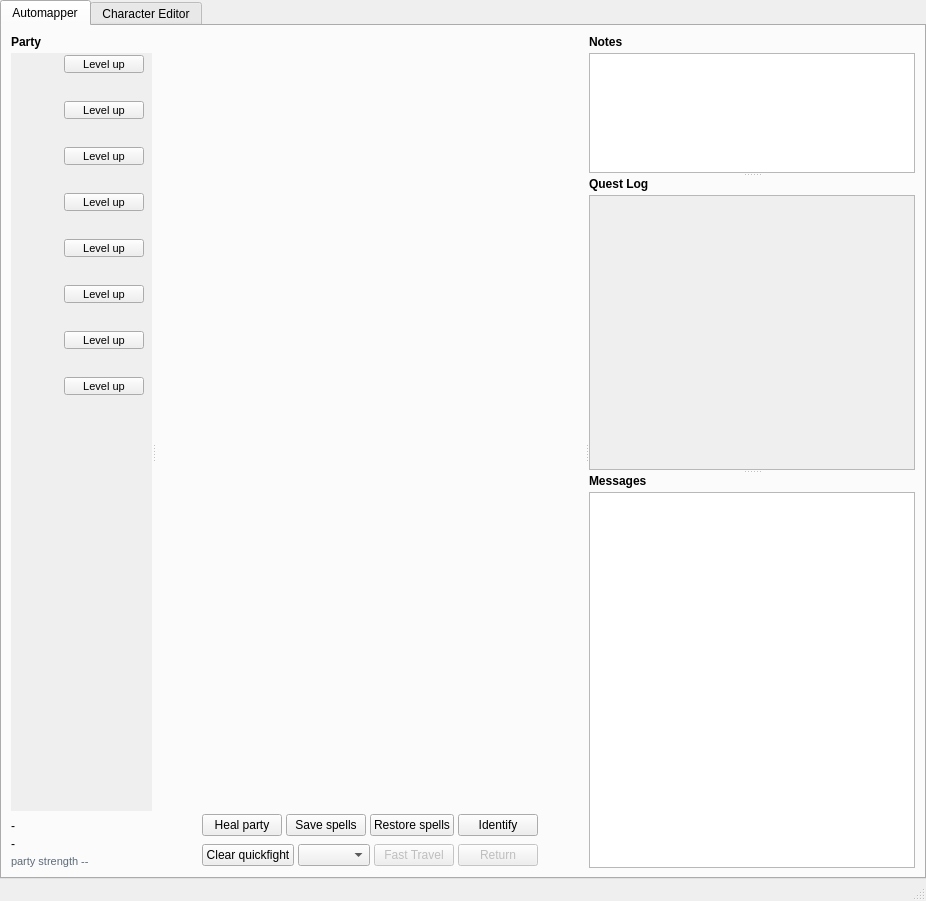
Qt form wish/window.ui (malcyon/wish) before a commit.
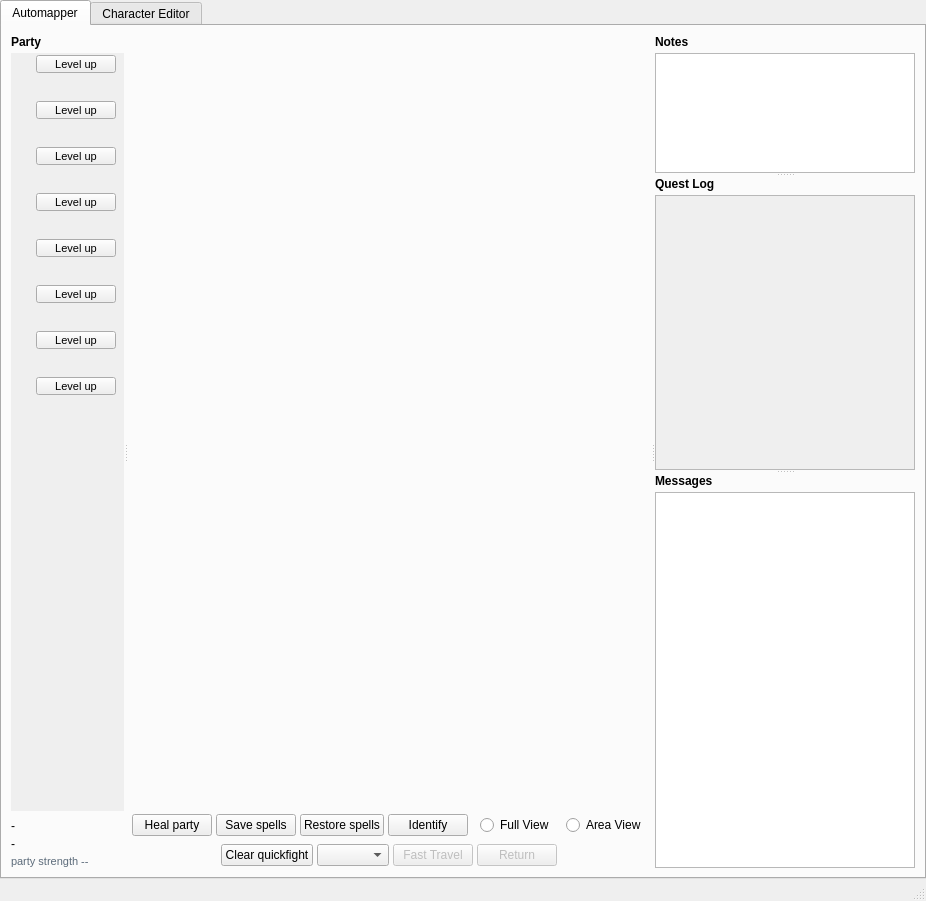
The same form after that commit. Custom widgets are drawn as their Qt base class.

Commit message: Put the Full View and Area View radios at the end of the first row of action buttons under the map, where the player can find them (#804)

Diff of the .ui file:
```diff
--- a/wish/window.ui
+++ b/wish/window.ui
@@ -1239,6 +1239,41 @@
                 </property>
                </widget>
               </item>
+              <item row="0" column="4">
+               <widget class="QWidget" name="view_bar">
+                <layout class="QHBoxLayout" name="view_layout">
+                 <property name="spacing">
+                  <number>12</number>
+                 </property>
+                 <property name="leftMargin">
+                  <number>8</number>
+                 </property>
+                 <property name="topMargin">
+                  <number>0</number>
+                 </property>
+                 <property name="rightMargin">
+                  <number>0</number>
+                 </property>
+                 <property name="bottomMargin">
+                  <number>0</number>
+                 </property>
+                 <item>
+                  <widget class="QRadioButton" name="view_full">
+                   <property name="text">
+                    <string>Full View</string>
+                   </property>
+                  </widget>
+                 </item>
+                 <item>
+                  <widget class="QRadioButton" name="view_area">
+                   <property name="text">
+                    <string>Area View</string>
+                   </property>
+                  </widget>
+                 </item>
+                </layout>
+               </widget>
+              </item>
 
               </layout>
             </widget>
```
The commit also changes 5 other files.
